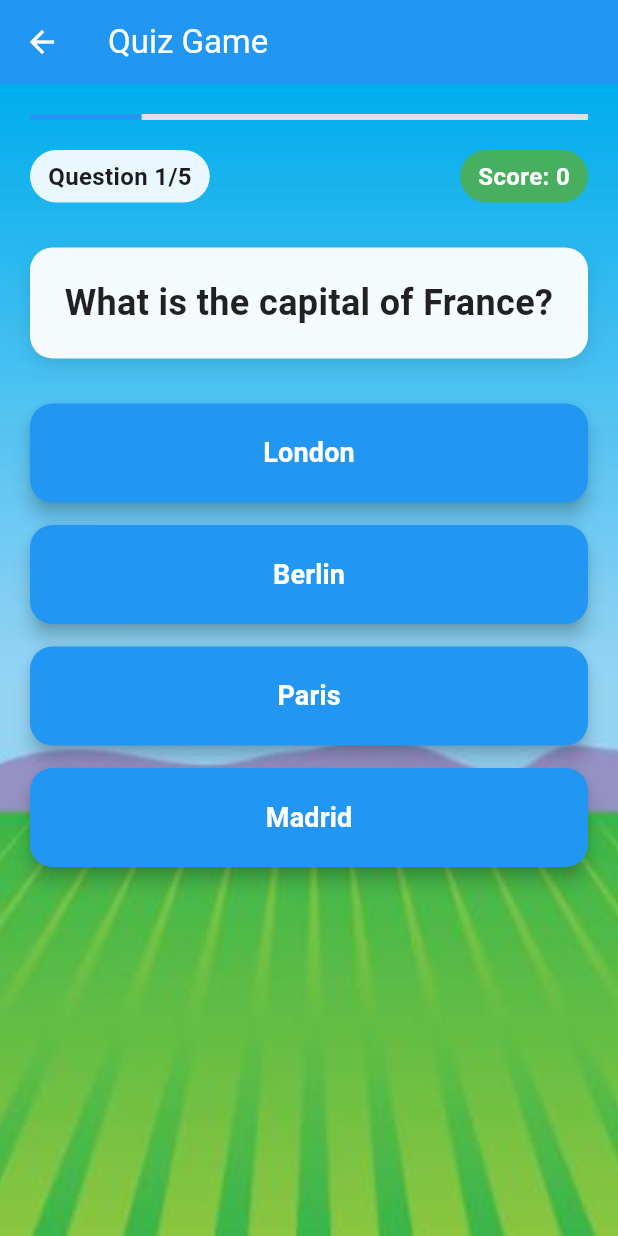
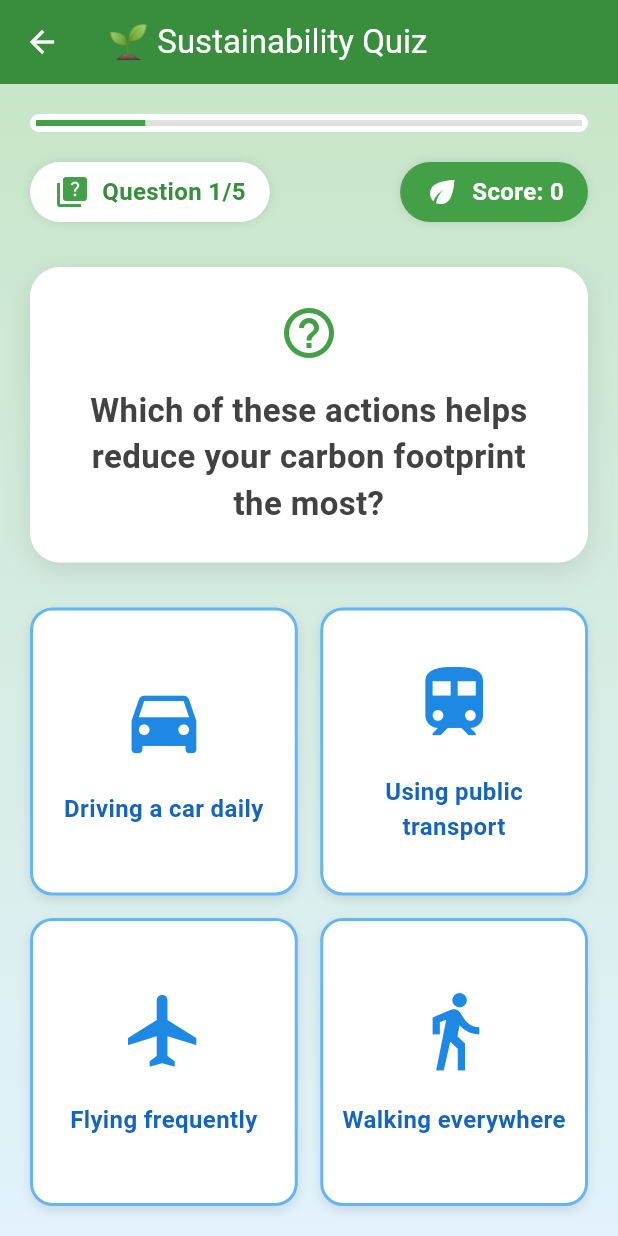
Before and after one commit to starobserver-creator/game2, a Flutter app: the screen it shows after launch, after a tap on "Start Quiz", on a phone screen of 412 x 824 dp. Run offline on Flutter 3.47's test engine with Material 3 defaults, Android fonts, the light colour scheme and no system bars.

Commit message:
game fixes

```diff
--- a/game2/lib/game.dart
+++ b/game2/lib/game.dart
@@ -15,29 +15,54 @@ class _QuizGameState extends State<QuizGame> {
 
   final List<Question> questions = [
     Question(
-      questionText: "What is the capital of France?",
-      options: ["London", "Berlin", "Paris", "Madrid"],
+      questionText: "Which of these actions helps reduce your carbon footprint the most?",
+      options: [
+        OptionWithImage(text: "Driving a car daily", icon: Icons.directions_car),
+        OptionWithImage(text: "Using public transport", icon: Icons.train),
+        OptionWithImage(text: "Flying frequently", icon: Icons.flight),
+        OptionWithImage(text: "Walking everywhere", icon: Icons.directions_walk),
+      ],
+      correctAnswer: 3,
+    ),
+    Question(
+      questionText: "What is the most sustainable energy source?",
+      options: [
+        OptionWithImage(text: "Coal power", icon: Icons.factory),
+        OptionWithImage(text: "Solar power", icon: Icons.wb_sunny),
+        OptionWithImage(text: "Oil power", icon: Icons.oil_barrel),
+        OptionWithImage(text: "Nuclear power", icon: Icons.flash_on),
+      ],
+      correctAnswer: 1,
+    ),
+    Question(
+      questionText: "Which practice helps conserve water?",
+      options: [
+        OptionWithImage(text: "Long showers", icon: Icons.shower),
+        OptionWithImage(text: "Leaving taps running", icon: Icons.water_drop),
+        OptionWithImage(text: "Collecting rainwater", icon: Icons.cloud),
+        OptionWithImage(text: "Washing car daily", icon: Icons.local_car_wash),
+      ],
       correctAnswer: 2,
     ),
     Question(
-      questionText: "Which planet is known as the Red Planet?",
-      options: ["Venus", "Mars", "Jupiter", "Saturn"],
-      correctAnswer: 1,
-    ),
-    Question(
-      questionText: "What is 2 + 2?",
-      options: ["3", "4", "5", "6"],
-      correctAnswer: 1,
-    ),
-    Question(
-      questionText: "Who painted the Mona Lisa?",
-      options: ["Van Gogh", "Picasso", "Leonardo da Vinci", "Michelangelo"],
+      questionText: "What should you do with plastic bottles?",
+      options: [
+        OptionWithImage(text: "Throw in trash", icon: Icons.delete),
+        OptionWithImage(text: "Burn them", icon: Icons.local_fire_department),
+        OptionWithImage(text: "Recycle them", icon: Icons.recycling),
+        OptionWithImage(text: "Bury them", icon: Icons.construction),
+      ],
       correctAnswer: 2,
     ),
     Question(
-      questionText: "What is the largest ocean on Earth?",
-      options: ["Atlantic", "Indian", "Arctic", "Pacific"],
-      correctAnswer: 3,
+      questionText: "Which food choice is most environmentally friendly?",
+      options: [
+        OptionWithImage(text: "Beef daily", icon: Icons.restaurant),
+        OptionWithImage(text: "Local vegetables", icon: Icons.eco),
+        OptionWithImage(text: "Imported fruits", icon: Icons.flight_takeoff),
+        OptionWithImage(text: "Processed foods", icon: Icons.fastfood),
+      ],
+      correctAnswer: 1,
     ),
   ];
 
@@ -75,21 +100,28 @@ class _QuizGameState extends State<QuizGame> {
 
   bool get isQuizCompleted => currentQuestionIndex >= questions.length - 1 && isAnswered;
 
+
+
   @override
   Widget build(BuildContext context) {
     return Scaffold(
       appBar: AppBar(
-        title: const Text('Quiz Game'),
-        backgroundColor: Colors.blue,
+        title: const Text('🌱 Sustainability Quiz'),
+        backgroundColor: Colors.green[700],
         foregroundColor: Colors.white,
+        elevation: 0,
       ),
       body: Container(
         width: double.infinity,
         height: double.infinity,
-        decoration: const BoxDecoration(
-          image: DecorationImage(
-            image: AssetImage('assets/images/background.jpg'),
-            fit: BoxFit.cover,
+        decoration: BoxDecoration(
+          gradient: LinearGradient(
+            begin: Alignment.topCenter,
+            end: Alignment.bottomCenter,
+            colors: [
+              Colors.green[100]!,
+              Colors.blue[50]!,
+            ],
           ),
         ),
         child: SafeArea(
@@ -99,10 +131,17 @@ class _QuizGameState extends State<QuizGame> {
               crossAxisAlignment: CrossAxisAlignment.stretch,
               children: [
                 // Progress indicator
-                LinearProgressIndicator(
+                Container(
+                  padding: const EdgeInsets.all(4),
+                  decoration: BoxDecoration(
+                    color: Colors.white,
+                    borderRadius: BorderRadius.circular(10),
+                  ),
+                  child: LinearProgressIndicator(
                     value: (currentQuestionIndex + 1) / questions.length,
                     backgroundColor: Colors.grey[300],
-                  valueColor: const AlwaysStoppedAnimation<Color>(Colors.blue),
+                    valueColor: AlwaysStoppedAnimation<Color>(Colors.green[600]!),
+                  ),
                 ),
                 const SizedBox(height: 20),
 
@@ -111,32 +150,57 @@ class _QuizGameState extends State<QuizGame> {
                   mainAxisAlignment: MainAxisAlignment.spaceBetween,
                   children: [
                     Container(
-                      padding: const EdgeInsets.symmetric(horizontal: 12, vertical: 6),
+                      padding: const EdgeInsets.symmetric(horizontal: 16, vertical: 8),
                       decoration: BoxDecoration(
-                        color: Colors.white.withOpacity(0.9),
-                        borderRadius: BorderRadius.circular(20),
+                        color: Colors.white,
+                        borderRadius: BorderRadius.circular(25),
+                        boxShadow: [
+                          BoxShadow(
+                            color: Colors.black.withOpacity(0.1),
+                            blurRadius: 5,
                           ),
-                      child: Text(
+                        ],
+                      ),
+                      child: Row(
+                        children: [
+                          Icon(Icons.quiz, color: Colors.green[600]),
+                          const SizedBox(width: 8),
+                          Text(
                             'Question ${currentQuestionIndex + 1}/${questions.length}',
-                        style: const TextStyle(
+                            style: TextStyle(
                               fontSize: 16,
                               fontWeight: FontWeight.bold,
+                              color: Colors.green[700],
                             ),
+                          ),
+                        ],
                       ),
                     ),
                     Container(
-                      padding: const EdgeInsets.symmetric(horizontal: 12, vertical: 6),
+                      padding: const EdgeInsets.symmetric(horizontal: 16, vertical: 8),
                       decoration: BoxDecoration(
-                        color: Colors.green.withOpacity(0.9),
-                        borderRadius: BorderRadius.circular(20),
+                        color: Colors.green[600],
+                        borderRadius: BorderRadius.circular(25),
+                        boxShadow: [
+                          BoxShadow(
+                            color: Colors.black.withOpacity(0.1),
+                            blurRadius: 5,
                           ),
-                      child: Text(
+                        ],
+                      ),
+                      child: Row(
+                        children: [
+                          const Icon(Icons.eco, color: Colors.white),
+                          const SizedBox(width: 8),
+                          Text(
                             'Score: $score',
                             style: const TextStyle(
                               fontSize: 16,
                               fontWeight: FontWeight.bold,
                               color: Colors.white,
                             ),
+                          ),
+                        ],
                       ),
                     ),
                   ],
@@ -145,72 +209,76 @@ class _QuizGameState extends State<QuizGame> {
 
                 // Question
                 Container(
-                  padding: const EdgeInsets.all(20),
+                  padding: const EdgeInsets.all(24),
                   decoration: BoxDecoration(
-                    color: Colors.white.withOpacity(0.95),
-                    borderRadius: BorderRadius.circular(15),
+                    color: Colors.white,
+                    borderRadius: BorderRadius.circular(20),
                     boxShadow: [
                       BoxShadow(
                         color: Colors.black.withOpacity(0.1),
-                        blurRadius: 10,
+                        blurRadius: 15,
                         offset: const Offset(0, 5),
                       ),
                     ],
                   ),
-                  child: Text(
+                  child: Column(
+                    children: [
+                      Icon(
+                        Icons.help_outline,
+                        size: 40,
+                        color: Colors.green[600],
+                      ),
+                      const SizedBox(height: 16),
+                      Text(
                         questions[currentQuestionIndex].questionText,
-                    style: const TextStyle(
-                      fontSize: 24,
+                        style: TextStyle(
+                          fontSize: 22,
                           fontWeight: FontWeight.bold,
-                      color: Colors.black87,
+                          color: Colors.grey[800],
                         ),
                         textAlign: TextAlign.center,
+                      ),
+                    ],
                   ),
                 ),
                 const SizedBox(height: 30),
 
-                // Answer options
+                // Answer options with images
+                Flexible(
+                  child: LayoutBuilder(
+                    builder: (context, constraints) {
+                      // Calculate available height for buttons
+                      double availableHeight = constraints.maxHeight;
+                      double buttonHeight = (availableHeight - 15) / 2; // Account for spacing
+
+                      return Column(
+                        children: [
+                          // First row of buttons
+                          Row(
+                            children: [
                               Expanded(
-                  child: ListView.builder(
-                    itemCount: questions[currentQuestionIndex].options.length,
-                    itemBuilder: (context, index) {
-                      bool isCorrect = index == questions[currentQuestionIndex].correctAnswer;
-                      bool isSelected = selectedAnswer == index;
-
-                      Color buttonColor;
-                      if (isAnswered) {
-                        if (isCorrect) {
-                          buttonColor = Colors.green;
-                        } else if (isSelected) {
-                          buttonColor = Colors.red;
-                        } else {
-                          buttonColor = Colors.grey;
-                        }
-                      } else {
-                        buttonColor = Colors.blue;
-                      }
-
-                      return Container(
-                        margin: const EdgeInsets.only(bottom: 15),
-                        child: ElevatedButton(
-                          onPressed: () => selectAnswer(index),
-                          style: ElevatedButton.styleFrom(
-                            backgroundColor: buttonColor,
-                            foregroundColor: Colors.white,
-                            padding: const EdgeInsets.all(20),
-                            shape: RoundedRectangleBorder(
-                              borderRadius: BorderRadius.circular(15),
+                                child: _buildAnswerButton(0, buttonHeight),
                               ),
-                            elevation: 5,
+                              const SizedBox(width: 15),
+                              Expanded(
+                                child: _buildAnswerButton(1, buttonHeight),
                               ),
-                          child: Text(
-                            questions[currentQuestionIndex].options[index],
-                            style: const TextStyle(
-                              fontSize: 18,
-                              fontWeight: FontWeight.w600,
+                            ],
                           ),
+                          const SizedBox(height: 15),
+                          // Second row of buttons
+                          Row(
+                            children: [
+                              Expanded(
+                                child: _buildAnswerButton(2, buttonHeight),
                               ),
+                              const SizedBox(width: 15),
+                              Expanded(
+                                child: _buildAnswerButton(3, buttonHeight),
                               ),
+                            ],
+                          ),
+                        ],
                       );
                     },
                   ),
@@ -220,25 +288,29 @@ class _QuizGameState extends State<QuizGame> {
                 if (isAnswered)
                   Container(
                     margin: const EdgeInsets.only(top: 20),
-                    child: ElevatedButton(
+                    child: ElevatedButton.icon(
                       onPressed: isQuizCompleted ? restartQuiz : nextQuestion,
-                      style: ElevatedButton.styleFrom(
-                        backgroundColor: isQuizCompleted ? Colors.orange : Colors.purple,
-                        foregroundColor: Colors.white,
-                        padding: const EdgeInsets.symmetric(vertical: 15),
-                        shape: RoundedRectangleBorder(
-                          borderRadius: BorderRadius.circular(10),
+                      icon: Icon(
+                        isQuizCompleted ? Icons.refresh : Icons.arrow_forward,
+                        color: Colors.white,
                       ),
-                        elevation: 5,
-                      ),
-                      child: Text(
+                      label: Text(
                         isQuizCompleted
                           ? 'Restart Quiz (Final Score: $score/${questions.length})'
                           : 'Next Question',
                         style: const TextStyle(
                           fontSize: 18,
                           fontWeight: FontWeight.bold,
+                          color: Colors.white,
                         ),
+                      ),
+                      style: ElevatedButton.styleFrom(
+                        backgroundColor: isQuizCompleted ? Colors.orange[600] : Colors.green[600],
+                        padding: const EdgeInsets.symmetric(vertical: 16),
+                        shape: RoundedRectangleBorder(
+                          borderRadius: BorderRadius.circular(15),
+                        ),
+                        elevation: 8,
                       ),
                     ),
                   ),
@@ -249,11 +321,82 @@ class _QuizGameState extends State<QuizGame> {
       ),
     );
   }
+
+  Widget _buildAnswerButton(int index, double height) {
+    bool isCorrect = index == questions[currentQuestionIndex].correctAnswer;
+    bool isSelected = selectedAnswer == index;
+
+    Color buttonColor;
+    Color borderColor;
+    if (isAnswered) {
+      if (isCorrect) {
+        buttonColor = Colors.green[100]!;
+        borderColor = Colors.green[600]!;
+      } else if (isSelected) {
+        buttonColor = Colors.red[100]!;
+        borderColor = Colors.red[600]!;
+      } else {
+        buttonColor = Colors.grey[200]!;
+        borderColor = Colors.grey[400]!;
+      }
+    } else {
+      buttonColor = Colors.white;
+      borderColor = Colors.blue[300]!;
+    }
+
+    return GestureDetector(
+      onTap: () => selectAnswer(index),
+      child: Container(
+        height: height,
+        decoration: BoxDecoration(
+          color: buttonColor,
+          borderRadius: BorderRadius.circular(15),
+          border: Border.all(color: borderColor, width: 2),
+          boxShadow: [
+            BoxShadow(
+              color: Colors.black.withOpacity(0.1),
+              blurRadius: 6,
+              offset: const Offset(0, 3),
+            ),
+          ],
+        ),
+        child: Column(
+          mainAxisAlignment: MainAxisAlignment.center,
+          children: [
+            Icon(
+              questions[currentQuestionIndex].options[index].icon,
+              size: height * 0.3, // Dynamic icon size based on button height
+              color: isAnswered
+                ? (isCorrect ? Colors.green[700] : (isSelected ? Colors.red[700] : Colors.grey[600]))
+                : Colors.blue[600],
+            ),
+            SizedBox(height: height * 0.1), // Dynamic spacing
+            Padding(
+              padding: EdgeInsets.symmetric(horizontal: height * 0.05),
+              child: Text(
+                questions[currentQuestionIndex].options[index].text,
+                style: TextStyle(
+                  fontSize: (height * 0.12).clamp(10, 16), // Dynamic font size with limits
+                  fontWeight: FontWeight.bold,
+                  color: isAnswered
+                    ? (isCorrect ? Colors.green[800] : (isSelected ? Colors.red[800] : Colors.grey[700]))
+                    : Colors.blue[800],
+                ),
+                textAlign: TextAlign.center,
+                maxLines: 2,
+                overflow: TextOverflow.ellipsis,
+              ),
+            ),
+          ],
+        ),
+      ),
+    );
+  }
 }
 
 class Question {
   final String questionText;
-  final List<String> options;
+  final List<OptionWithImage> options;
   final int correctAnswer;
 
   Question({
@@ -262,3 +405,13 @@ class Question {
     required this.correctAnswer,
   });
 }
+
+class OptionWithImage {
+  final String text;
+  final IconData icon;
+
+  OptionWithImage({
+    required this.text,
+    required this.icon,
+  });
+}
--- a/game2/lib/main.dart
+++ b/game2/lib/main.dart
@@ -32,7 +32,8 @@ class HomeScreen extends StatelessWidget {
             Positioned.fill(
               child: Image.asset(
                 'assets/images/background.jpg',
-                width: MediaQuery.of(context).size.width,
+                width: double.infinity,
+                height: double.infinity,
                 fit: BoxFit.cover,
               ),
             ),
@@ -69,7 +70,7 @@ class HomeScreen extends StatelessWidget {
                   onPressed: () {
                     Navigator.push(
                       context,
-                      MaterialPageRoute(builder: (context) => const QuizGame()),
+                      MaterialPageRoute(builder: (context) => const QuizGame()), // Navigate to the game screen
                     );
                   },
                   child: const Text('Start Quiz'),
```
Lines whose indentation alone changed are shown as unchanged.
